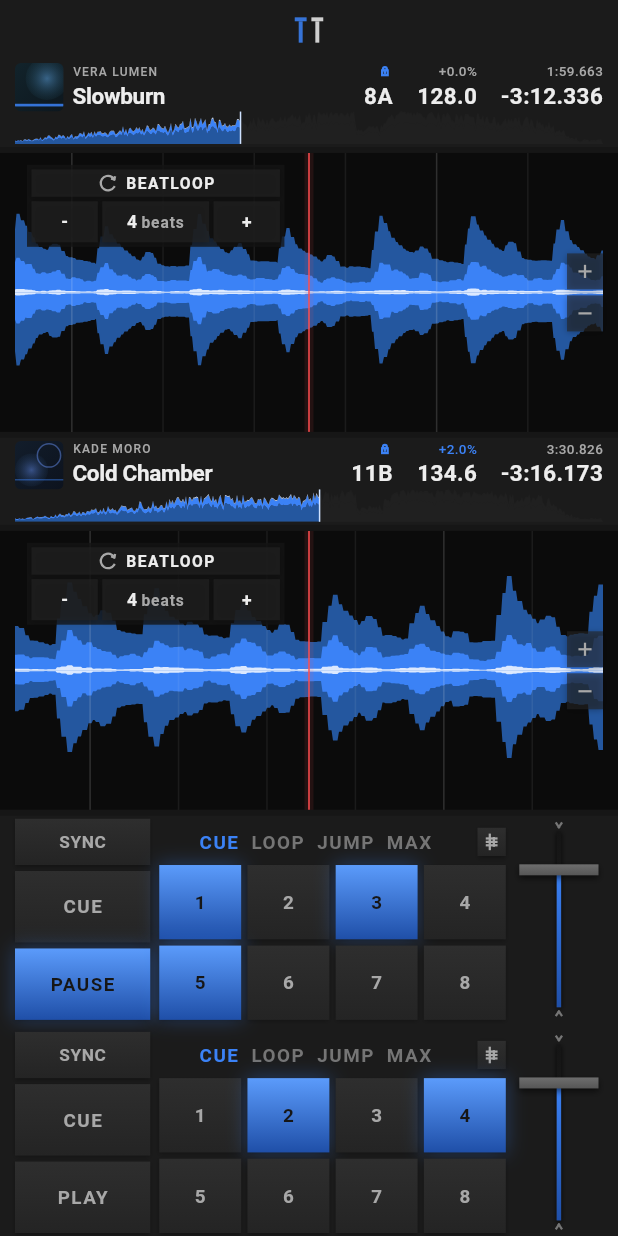
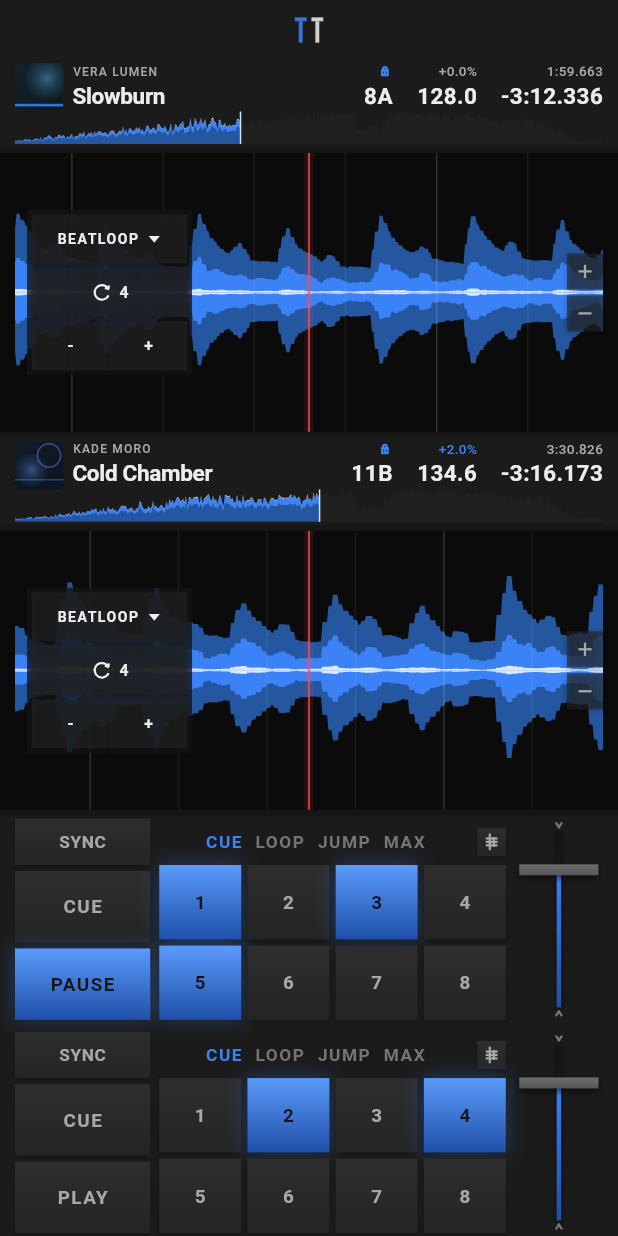
Before and after one commit to windup-bird/pipefader, a Flutter app: the screen it shows after launch, on a phone screen of 412 x 824 dp. Run offline on Flutter 3.47's test engine with Material 3 defaults, Android fonts, the phone set to English and light mode, and no system bars; our stand-ins replace material_ui.

Commit message:
better multi layout and  i have written a README

```diff
--- a/flutter/lib/layout/beat_bar.dart
+++ b/flutter/lib/layout/beat_bar.dart
@@ -8,6 +8,10 @@ import '../widgets/device.dart';
 import '../widgets/glyph.dart';
 import '../widgets/unit_menu.dart';
 
+// Bottom row flex: 2 : 3 : 2, i.e. left : centre : right = 1 : 1.5 : 1.
+const int _sideFlex = 2;
+const int _centreFlex = 3;
+
 /// The beat controls laid over the left edge of a waveform. A mode key picks
 /// loop / jump / manual, and the three keys beside it change with the mode.
 /// Everything is translucent so the wave stays visible behind it.
@@ -15,13 +19,17 @@ class BeatBar extends StatefulWidget {
   const BeatBar({
     required this.model,
     required this.deck,
-    this.scale,
+    required this.rowHeight,
+    required this.rowWidth,
+    this.stacked = false,
     super.key,
   });
 
   final AppModel model;
   final DeckRuntime deck;
-  final ControlScale? scale;
+  final double rowHeight;
+  final double rowWidth;
+  final bool stacked;
 
   @override
   State<BeatBar> createState() => _BeatBarState();
@@ -43,44 +51,22 @@ class _BeatBarState extends State<BeatBar> {
   Widget build(BuildContext context) {
     final model = widget.model;
     final deck = widget.deck;
-    final s = widget.scale ?? ControlScale.fallback;
+    final stacked = widget.stacked;
+    var barH = (widget.rowHeight * 0.72)
+        .clamp(stacked ? 48.0 : 42.0, stacked ? 110.0 : 76.0)
+        .toDouble();
+    final rowMaxH = widget.rowHeight - 8;
+    if (barH > rowMaxH) barH = rowMaxH;
+    var barW = (barH * (stacked ? 1.0 : 1.3))
+        .clamp(stacked ? 96.0 : 112.0, stacked ? 112.0 : 150.0)
+        .toDouble();
+    final rowMaxW = widget.rowWidth - 16;
+    if (barW > rowMaxW) barW = rowMaxW;
+    final s = ControlScale(barH, base: stacked ? 56 : 42);
     final mode = _mode;
     final manual = mode == BeatMode.manualloop && !deck.loopActive;
 
-    Widget key({
-      required String label,
-      required VoidCallback onTap,
-      String? suffix,
-      bool active = false,
-      bool expand = false,
-      GlobalKey? anchor,
-      double width = 34,
-    }) {
-      final child = GlassKey(
-        key: anchor,
-        label: label,
-        suffix: suffix,
-        active: active,
-        height: 24,
-        fill: true,
-        scale: s,
-        onTap: onTap,
-      );
-      return expand
-          ? Expanded(child: child)
-          : SizedBox(width: s.size(width), child: child);
-    }
-
-    return Container(
-      width: s.size(132),
-      height: s.size(42),
-      padding: EdgeInsets.all(s.size(2)),
-      color: T.glass,
-      child: Column(
-        children: [
-          Expanded(
-            flex: 2,
-            child: GestureDetector(
+    Widget modeButton() => GestureDetector(
       key: _modeAnchor,
       behavior: HitTestBehavior.opaque,
       onTap: _pickMode,
@@ -90,75 +76,105 @@ class _BeatBarState extends State<BeatBar> {
         child: Row(
           mainAxisSize: MainAxisSize.min,
           children: [
-                    Glyph(_modeGlyph, size: s.size(12), color: T.dim),
-                    SizedBox(width: s.size(3)),
             Text(
               mode.label.toUpperCase(),
               style: Ty.labelSmall.copyWith(
-                        fontSize: s.font(T.s8),
+                fontSize: s.font(T.s8) * 0.9,
                 color: T.text,
               ),
             ),
+            SizedBox(width: s.size(4)),
+            Glyph(GlyphKind.dropdown, size: s.size(8), color: T.text),
           ],
         ),
       ),
-            ),
-          ),
-          SizedBox(height: s.size(2)),
-          Expanded(
-            flex: 3,
-            child: Row(
-              children: [
-                if (manual) ...[
-                  key(
-                    label: 'in',
+    );
+
+    Widget centreKey() {
+      final label = manual
+          ? 'Call'
+          : mode == BeatMode.beatjump
+          ? '${deck.jumpSize}'
+          : deck.loopLabel;
+      return GlassKey(
+        key: mode == BeatMode.beatjump && !manual ? _jumpAnchor : null,
+        label: label,
+        glyph: _modeGlyph,
+        active: deck.loopActive,
+        height: 24,
+        fill: true,
+        scale: s,
+        onTap: manual
+            ? () => model.toggleLoopCall(deck)
+            : mode == BeatMode.beatjump
+            ? _pickJump
+            : () => model.toggleLoopActive(deck),
+      );
+    }
+
+    Widget sideKey({
+      required String label,
+      required VoidCallback onTap,
+      bool active = false,
+    }) {
+      final child = GlassKey(
+        label: label,
+        active: active,
+        height: 24,
+        fill: true,
+        scale: s,
+        onTap: onTap,
+      );
+      return Expanded(flex: _sideFlex, child: child);
+    }
+
+    final gap = SizedBox(width: s.size(2));
+    final bottom = Row(
+      children: manual
+          ? [
+              sideKey(
+                label: 'In',
                 active: deck.loopArmed,
                 onTap: () => model.loopIn(deck),
               ),
-                  SizedBox(width: s.size(2)),
-                  key(
-                    label: 'call',
-                    active: deck.loopActive,
-                    expand: true,
-                    onTap: () => model.toggleLoopCall(deck),
-                  ),
-                  SizedBox(width: s.size(2)),
-                  key(label: 'out', onTap: () => model.loopOut(deck)),
-                ] else ...[
-                  key(
+              if (!stacked) gap,
+              if (!stacked) Expanded(flex: _centreFlex, child: centreKey()),
+              if (!stacked) gap,
+              sideKey(label: 'Out', onTap: () => model.loopOut(deck)),
+            ]
+          : [
+              sideKey(
                 label: '-',
                 onTap: () => mode == BeatMode.beatjump
                     ? model.jumpBy(deck, -1)
                     : model.stepLoop(deck, true),
               ),
-                  SizedBox(width: s.size(2)),
-                  if (mode == BeatMode.beatjump)
-                    key(
-                      label: '${deck.jumpSize}',
-                      suffix: 'jump',
-                      expand: true,
-                      anchor: _jumpAnchor,
-                      onTap: _pickJump,
-                    )
-                  else
-                    key(
-                      label: deck.loopLabel,
-                      suffix: 'beats',
-                      active: deck.loopActive,
-                      expand: true,
-                      onTap: () => model.toggleLoopActive(deck),
-                    ),
-                  SizedBox(width: s.size(2)),
-                  key(
+              if (!stacked) gap,
+              if (!stacked) Expanded(flex: _centreFlex, child: centreKey()),
+              if (!stacked) gap,
+              sideKey(
                 label: '+',
                 onTap: () => mode == BeatMode.beatjump
                     ? model.jumpBy(deck, 1)
                     : model.stepLoop(deck, false),
               ),
             ],
+    );
+
+    return Container(
+      width: barW,
+      height: barH,
+      padding: EdgeInsets.all(s.size(2)),
+      color: T.glass,
+      child: Column(
+        children: [
+          Expanded(child: modeButton()),
+          SizedBox(height: s.size(2)),
+          if (stacked) ...[
+            Expanded(child: centreKey()),
+            SizedBox(height: s.size(2)),
           ],
-            ),
-          ),
+          Expanded(child: bottom),
         ],
       ),
     );
--- a/flutter/lib/layout/stacked_layout.dart
+++ b/flutter/lib/layout/stacked_layout.dart
@@ -166,7 +166,11 @@ class _DeckSection extends StatelessWidget {
                   child: Stack(
                     children: [
                       Positioned.fill(
-                        child: WaveformRow(model: model, deck: deck),
+                        child: WaveformRow(
+                          model: model,
+                          deck: deck,
+                          stacked: true,
+                        ),
                       ),
                       Positioned(
                         right: 0,
--- a/flutter/lib/layout/waveform_row.dart
+++ b/flutter/lib/layout/waveform_row.dart
@@ -14,12 +14,14 @@ class WaveformRow extends StatelessWidget {
     required this.model,
     required this.deck,
     this.showBeatBar = true,
+    this.stacked = false,
     super.key,
   });
 
   final AppModel model;
   final DeckRuntime deck;
   final bool showBeatBar;
+  final bool stacked;
 
   @override
   Widget build(BuildContext context) {
@@ -30,7 +32,6 @@ class WaveformRow extends StatelessWidget {
               showBeatBar &&
               constraints.maxWidth >= 240 &&
               constraints.maxHeight >= 34;
-          final scale = ControlScale.wave(constraints.maxHeight);
           return Stack(
             children: [
               Positioned.fill(
@@ -45,8 +46,17 @@ class WaveformRow extends StatelessWidget {
               if (beatBar)
                 Positioned(
                   left: 8,
-                  top: 8,
-                  child: BeatBar(model: model, deck: deck, scale: scale),
+                  top: 0,
+                  bottom: 0,
+                  child: Center(
+                    child: BeatBar(
+                      model: model,
+                      deck: deck,
+                      rowHeight: constraints.maxHeight,
+                      rowWidth: constraints.maxWidth,
+                      stacked: stacked,
+                    ),
+                  ),
                 ),
             ],
           );
--- a/flutter/lib/widgets/buttons.dart
+++ b/flutter/lib/widgets/buttons.dart
@@ -95,12 +95,14 @@ class GlassKey extends StatefulWidget {
     this.active = false,
     this.height = 24,
     this.fill = false,
+    this.glyph,
     this.scale,
     super.key,
   });
 
   final String label;
   final String? suffix;
+  final GlyphKind? glyph;
   final VoidCallback? onTap;
   final bool active;
   final double height;
@@ -151,13 +153,14 @@ class _GlassKeyState extends State<GlassKey> {
             glass: true,
           ),
           alignment: Alignment.center,
-          child: Text.rich(
+          child: widget.glyph == null
+              ? Text.rich(
                   TextSpan(
                     children: [
                       TextSpan(
                         text: widget.label,
                         style: TextStyle(
-                    fontSize: scale.font(T.s9),
+                          fontSize: scale.font(T.s9) * 0.9,
                           height: 1.0,
                           color: foreground,
                           fontWeight: FontWeight.w700,
@@ -171,7 +174,7 @@ class _GlassKeyState extends State<GlassKey> {
                         TextSpan(
                           text: '\u2009${widget.suffix}',
                           style: TextStyle(
-                      fontSize: scale.font(T.s8),
+                            fontSize: scale.font(T.s8) * 0.9,
                             height: 1.0,
                             color: widget.active
                                 ? T.bg.withValues(alpha: 0.72)
@@ -184,6 +187,35 @@ class _GlassKeyState extends State<GlassKey> {
                   ),
                   maxLines: 1,
                   overflow: TextOverflow.clip,
+                )
+              : FittedBox(
+                  fit: BoxFit.scaleDown,
+                  child: Row(
+                    mainAxisSize: MainAxisSize.min,
+                    children: [
+                      Glyph(
+                        widget.glyph!,
+                        size: scale.size(12),
+                        color: foreground,
+                      ),
+                      SizedBox(width: scale.size(3)),
+                      Text(
+                        widget.label,
+                        maxLines: 1,
+                        overflow: TextOverflow.clip,
+                        style: TextStyle(
+                          fontSize: scale.font(T.s9) * 0.9,
+                          height: 1.0,
+                          color: foreground,
+                          fontWeight: FontWeight.w700,
+                          letterSpacing: 0.2,
+                          fontFeatures: const <FontFeature>[
+                            FontFeature.tabularFigures(),
+                          ],
+                        ),
+                      ),
+                    ],
+                  ),
                 ),
         ),
       ),
@@ -412,7 +444,7 @@ class _ModeTabState extends State<_ModeTab> {
         onTap: widget.onTap,
         child: Padding(
           padding: EdgeInsets.symmetric(
-            horizontal: widget.scale.size(widget.fontSize >= T.s12 ? 4 : 7),
+            horizontal: widget.scale.size(widget.fontSize >= T.s11 ? 4 : 7),
             vertical: widget.scale.size(3),
           ),
           child: Text(
--- a/flutter/lib/widgets/unit_header.dart
+++ b/flutter/lib/widgets/unit_header.dart
@@ -36,7 +36,6 @@ class _UnitHeaderState extends State<UnitHeader> {
   Widget build(BuildContext context) {
     final options = widget.model.unitOptions(widget.deck, widget.slot);
     final s = widget.scale ?? ControlScale.fallback;
-    final tabSize = s.font(T.s12);
     final gearSize = s.size(18);
     return SizedBox(
       height: widget.height,
@@ -49,7 +48,8 @@ class _UnitHeaderState extends State<UnitHeader> {
                 widget.model.unitOf(widget.deck, widget.slot),
               ),
               scrollable: true,
-              fontSize: tabSize,
+              fontSize: T.s11,
+              scale: s,
               onSelect: (index) => widget.model.selectUnit(
                 widget.deck,
                 widget.slot,
```
Also changed, not shown: 1 other file. Lines whose indentation alone changed are shown as unchanged.
